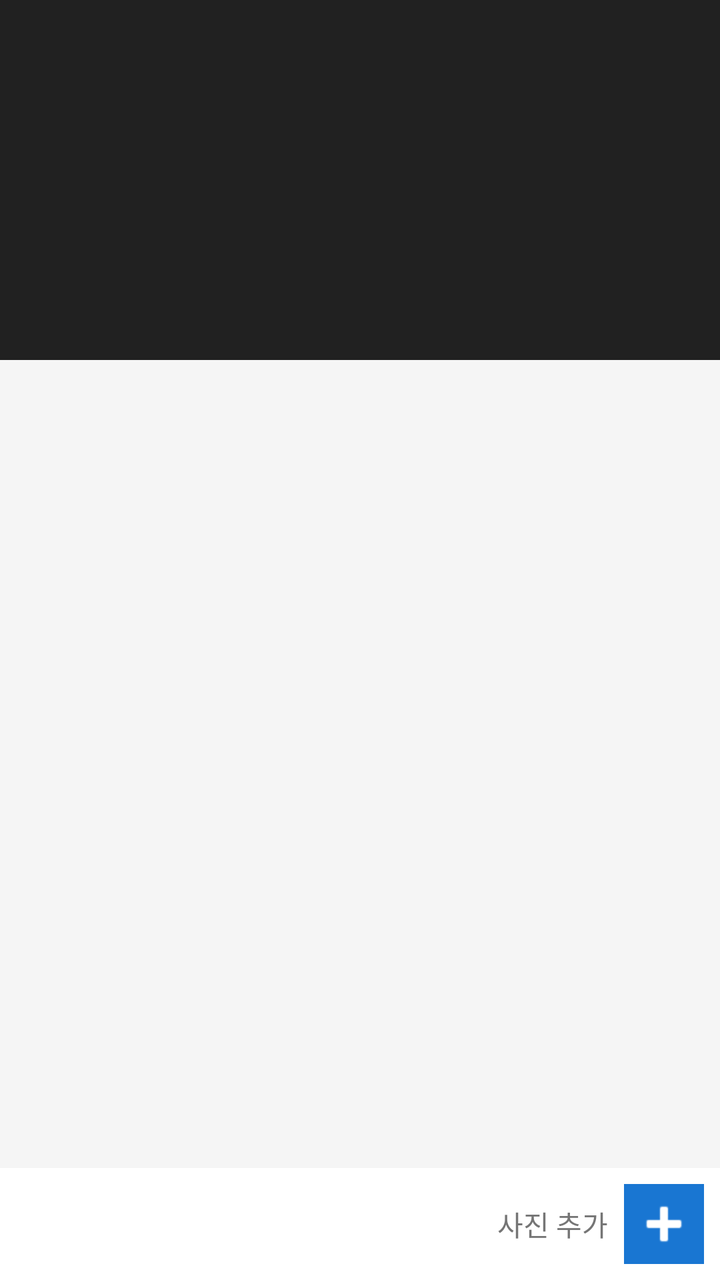
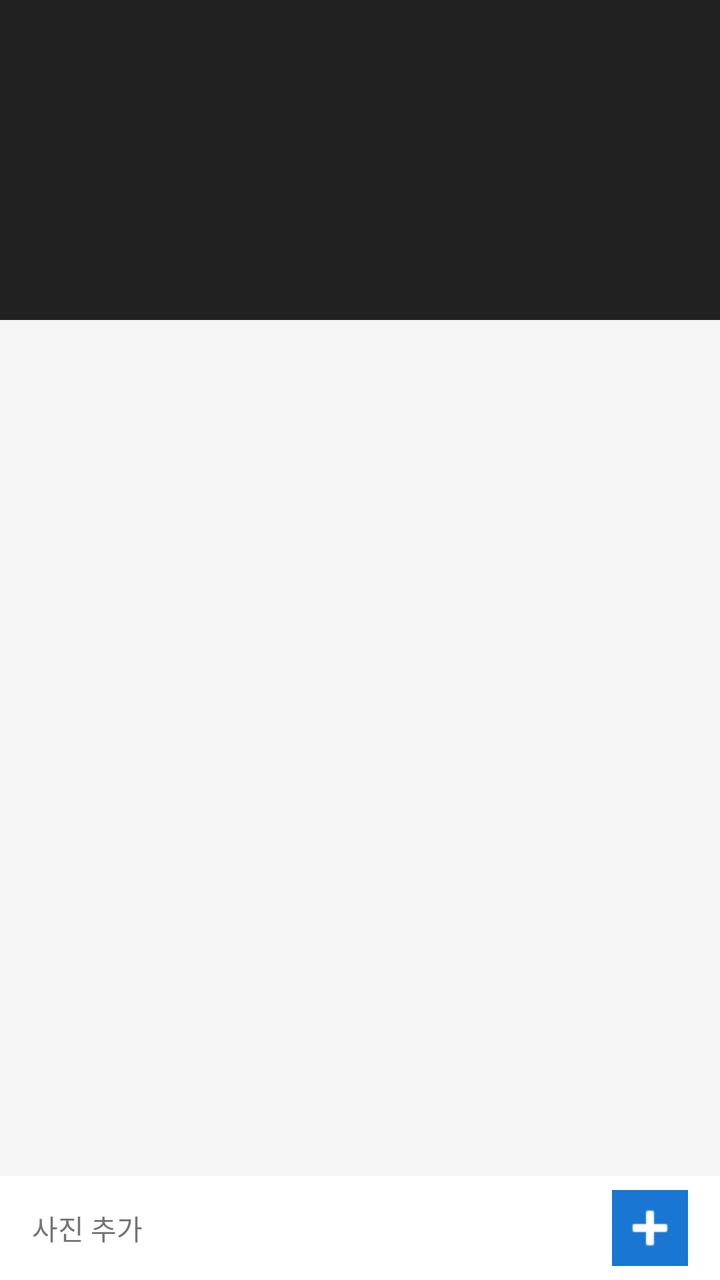

Screens rendered from an Android XML layout before and after an edit, with the pre-edit source and the edit as a unified diff.
<!-- AndroidManifest.xml: application theme Theme.TravelPlanner -->
<!-- res/layout/activity_photo_gallery.xml -->
<?xml version="1.0" encoding="utf-8"?>
<LinearLayout xmlns:android="http://schemas.android.com/apk/res/android"
    android:layout_width="match_parent"
    android:layout_height="match_parent"
    android:orientation="vertical"
    android:background="@color/colorBackground">

    
    <Gallery
        android:id="@+id/galleryPhotos"
        android:layout_width="match_parent"
        android:layout_height="180dp"
        android:background="@color/colorTextPrimary"
        android:spacing="4dp"/>

    
    <FrameLayout
        android:id="@+id/framePhotoContainer"
        android:layout_width="match_parent"
        android:layout_height="0dp"
        android:layout_weight="1">

        
        <GridView
            android:id="@+id/gridViewPhotos"
            android:layout_width="match_parent"
            android:layout_height="match_parent"
            android:numColumns="3"
            android:horizontalSpacing="2dp"
            android:verticalSpacing="2dp"
            android:stretchMode="columnWidth"
            android:padding="2dp"/>

        
        <TextView
            android:id="@+id/tvNoPhotos"
            android:layout_width="wrap_content"
            android:layout_height="wrap_content"
            android:layout_gravity="center"
            android:text="@string/no_photos"
            android:textColor="@color/colorTextSecondary"
            android:textSize="16sp"
            android:visibility="gone"/>

        
        <RelativeLayout
            android:id="@+id/layoutPhotoDetail"
            android:layout_width="match_parent"
            android:layout_height="match_parent"
            android:background="@color/colorTextPrimary"
            android:visibility="gone">

            <ImageView
                android:id="@+id/ivPhotoDetail"
                android:layout_width="match_parent"
                android:layout_height="match_parent"
                android:scaleType="fitCenter"/>

            <ImageButton
                android:id="@+id/btnCloseDetail"
                android:layout_width="40dp"
                android:layout_height="40dp"
                android:layout_alignParentTop="true"
                android:layout_alignParentEnd="true"
                android:layout_margin="8dp"
                android:src="@android:drawable/ic_menu_close_clear_cancel"
                android:background="@android:color/transparent"
                android:tint="@color/white"
                android:contentDescription="닫기"/>

            <ImageButton
                android:id="@+id/btnDeletePhoto"
                android:layout_width="40dp"
                android:layout_height="40dp"
                android:layout_alignParentBottom="true"
                android:layout_alignParentEnd="true"
                android:layout_margin="16dp"
                android:src="@android:drawable/ic_menu_delete"
                android:background="@android:color/transparent"
                android:tint="@color/white"
                android:contentDescription="삭제"/>
        </RelativeLayout>

    </FrameLayout>

    
    <RelativeLayout
        android:layout_width="match_parent"
        android:layout_height="56dp"
        android:background="@color/white"
        android:padding="8dp">

        <ImageButton
            android:id="@+id/btnAddPhoto"
            android:layout_width="40dp"
            android:layout_height="40dp"
            android:layout_alignParentEnd="true"
            android:layout_centerVertical="true"
            android:src="@android:drawable/ic_input_add"
            android:background="@color/colorPrimary"
            android:tint="@color/white"
            android:contentDescription="사진 추가"/>

        <TextView
            android:layout_width="wrap_content"
            android:layout_height="wrap_content"
            android:layout_centerVertical="true"
            android:text="사진 추가"
            android:layout_toStartOf="@id/btnAddPhoto"
            android:layout_marginEnd="8dp"
            android:textColor="@color/colorTextSecondary"
            android:textSize="14sp"/>
    </RelativeLayout>

</LinearLayout>
<!-- resources referenced by this layout -->
<resources>
  <color name="colorBackground">#F5F5F5</color>
  <color name="colorPrimary">#1976D2</color>
  <color name="colorTextPrimary">#212121</color>
  <color name="colorTextSecondary">#757575</color>
  <color name="white">#FFFFFF</color>
  <string name="no_photos">사진이 없습니다.</string>
  <style name="Theme.TravelPlanner" parent="Theme.AppCompat.Light.DarkActionBar">
          <item name="colorPrimary">@color/colorPrimary</item>
          <item name="colorPrimaryDark">@color/colorPrimaryDark</item>
          <item name="colorAccent">@color/colorAccent</item>
          <item name="android:windowBackground">@color/colorBackground</item>
      </style>
  <color name="colorPrimaryDark">#0D47A1</color>
  <color name="colorAccent">#FF9800</color>
</resources>

<!-- the commit's change to res/layout/activity_photo_gallery.xml (unified diff, before → after) -->
@@ -5,22 +5,19 @@
     android:orientation="vertical"
     android:background="@color/colorBackground">
 
-    
     <Gallery
         android:id="@+id/galleryPhotos"
         android:layout_width="match_parent"
-        android:layout_height="180dp"
+        android:layout_height="160dp"
         android:background="@color/colorTextPrimary"
         android:spacing="4dp"/>
 
-    
     <FrameLayout
         android:id="@+id/framePhotoContainer"
         android:layout_width="match_parent"
         android:layout_height="0dp"
         android:layout_weight="1">
 
-        
         <GridView
             android:id="@+id/gridViewPhotos"
             android:layout_width="match_parent"
@@ -31,7 +28,6 @@
             android:stretchMode="columnWidth"
             android:padding="2dp"/>
 
-        
         <TextView
             android:id="@+id/tvNoPhotos"
             android:layout_width="wrap_content"
@@ -42,7 +38,6 @@
             android:textSize="16sp"
             android:visibility="gone"/>
 
-        
         <RelativeLayout
             android:id="@+id/layoutPhotoDetail"
             android:layout_width="match_parent"
@@ -83,33 +78,32 @@
 
     </FrameLayout>
 
-    
     <RelativeLayout
         android:layout_width="match_parent"
-        android:layout_height="56dp"
+        android:layout_height="52dp"
         android:background="@color/white"
-        android:padding="8dp">
-
-        <ImageButton
-            android:id="@+id/btnAddPhoto"
-            android:layout_width="40dp"
-            android:layout_height="40dp"
-            android:layout_alignParentEnd="true"
-            android:layout_centerVertical="true"
-            android:src="@android:drawable/ic_input_add"
-            android:background="@color/colorPrimary"
-            android:tint="@color/white"
-            android:contentDescription="사진 추가"/>
+        android:paddingStart="16dp"
+        android:paddingEnd="8dp">
 
         <TextView
             android:layout_width="wrap_content"
             android:layout_height="wrap_content"
             android:layout_centerVertical="true"
             android:text="사진 추가"
-            android:layout_toStartOf="@id/btnAddPhoto"
-            android:layout_marginEnd="8dp"
             android:textColor="@color/colorTextSecondary"
             android:textSize="14sp"/>
+
+        <ImageButton
+            android:id="@+id/btnAddPhoto"
+            android:layout_width="38dp"
+            android:layout_height="38dp"
+            android:layout_alignParentEnd="true"
+            android:layout_centerVertical="true"
+            android:layout_marginEnd="8dp"
+            android:src="@android:drawable/ic_input_add"
+            android:background="@color/colorPrimary"
+            android:tint="@color/white"
+            android:contentDescription="사진 추가"/>
     </RelativeLayout>
 
 </LinearLayout>
